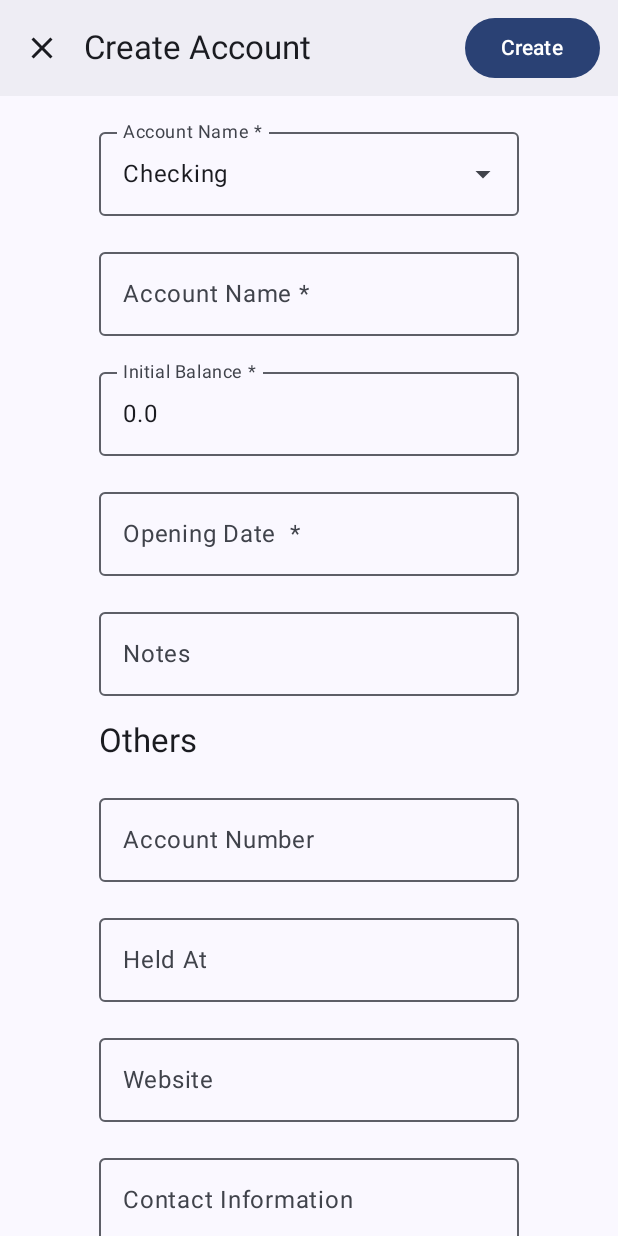
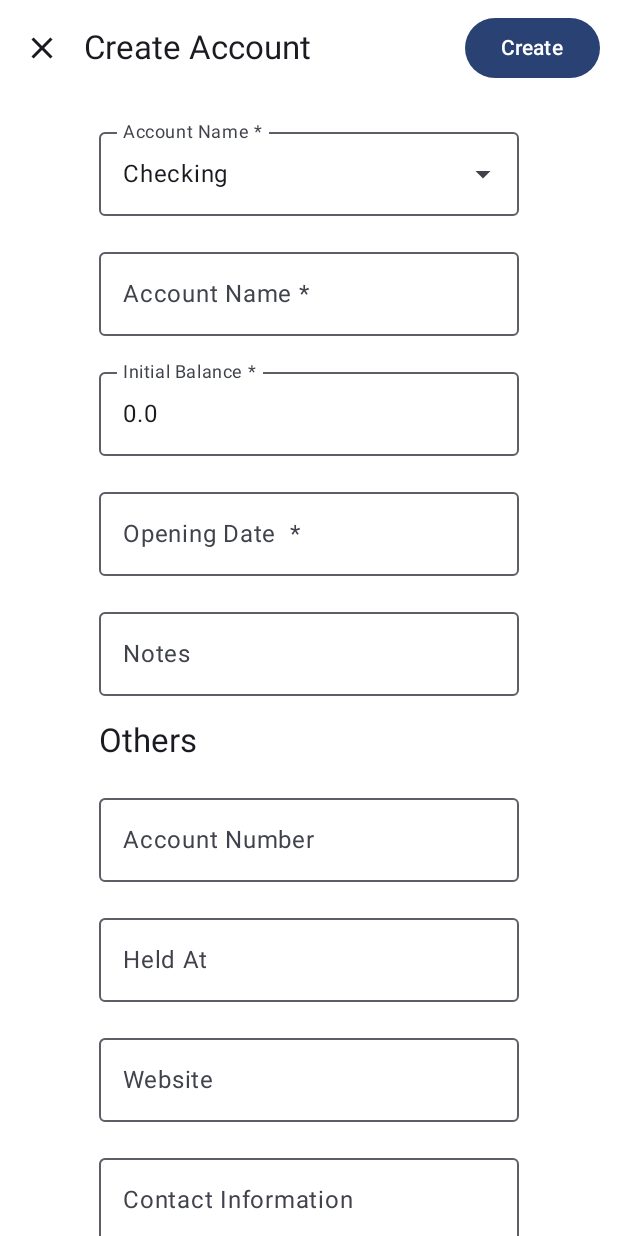
Before and after one commit to seyone22/Expense_Tracker, an Android app built with Jetpack Compose: the screen it shows after launch (MainActivity), after a tap on "New Account", on a phone screen of 412 x 824 dp. Run offline under Robolectric (Android 15) with nearby library versions, the phone set to English and light mode, and no system bars; our stand-ins replace Room's generated code.

Commit message:
Did some style changes

```diff
--- a/app/src/main/java/com/example/expensetracker/ui/account/AccountEntryScreen.kt
+++ b/app/src/main/java/com/example/expensetracker/ui/account/AccountEntryScreen.kt
@@ -1,5 +1,6 @@
 package com.example.expensetracker.ui.account
 
+import android.app.Activity
 import androidx.compose.foundation.clickable
 import androidx.compose.foundation.focusGroup
 import androidx.compose.foundation.layout.Column
@@ -20,12 +21,14 @@ import androidx.compose.material3.ExposedDropdownMenuDefaults
 import androidx.compose.material3.Icon
 import androidx.compose.material3.IconButton
 import androidx.compose.material3.MaterialTheme
+import androidx.compose.material3.MaterialTheme.colorScheme
 import androidx.compose.material3.OutlinedTextField
 import androidx.compose.material3.Scaffold
 import androidx.compose.material3.Text
 import androidx.compose.material3.TopAppBar
 import androidx.compose.material3.TopAppBarDefaults
 import androidx.compose.runtime.Composable
+import androidx.compose.runtime.SideEffect
 import androidx.compose.runtime.getValue
 import androidx.compose.runtime.mutableStateOf
 import androidx.compose.runtime.remember
@@ -35,10 +38,13 @@ import androidx.compose.ui.Alignment
 import androidx.compose.ui.Alignment.Companion.CenterVertically
 import androidx.compose.ui.Modifier
 import androidx.compose.ui.focus.FocusDirection
+import androidx.compose.ui.graphics.toArgb
 import androidx.compose.ui.platform.LocalFocusManager
+import androidx.compose.ui.platform.LocalView
 import androidx.compose.ui.text.input.KeyboardType
 import androidx.compose.ui.tooling.preview.Preview
 import androidx.compose.ui.unit.dp
+import androidx.core.view.WindowCompat
 import androidx.lifecycle.viewmodel.compose.viewModel
 import com.example.expensetracker.R
 import com.example.expensetracker.model.AccountTypes
@@ -64,10 +70,11 @@ fun AccountEntryScreen(
     val coroutineScope = rememberCoroutineScope()
 
     Scaffold(
+        containerColor = MaterialTheme.colorScheme.surfaceContainerLowest,
         topBar = {
             TopAppBar(
                 colors = TopAppBarDefaults.centerAlignedTopAppBarColors(
-                    containerColor = MaterialTheme.colorScheme.surfaceContainer,
+                    containerColor = MaterialTheme.colorScheme.surfaceContainerLowest,
                     titleContentColor = MaterialTheme.colorScheme.onSurface,
                 ),
                 title = {
--- a/app/src/main/java/com/example/expensetracker/ui/transaction/TransactionEntryScreen.kt
+++ b/app/src/main/java/com/example/expensetracker/ui/transaction/TransactionEntryScreen.kt
@@ -75,6 +75,7 @@ fun TransactionEntryScreen(
     val coroutineScope = rememberCoroutineScope()
 
     Scaffold(
+        containerColor = MaterialTheme.colorScheme.surfaceContainerLowest,
         topBar = {
             TopAppBar(
                 colors = TopAppBarDefaults.centerAlignedTopAppBarColors(
```
